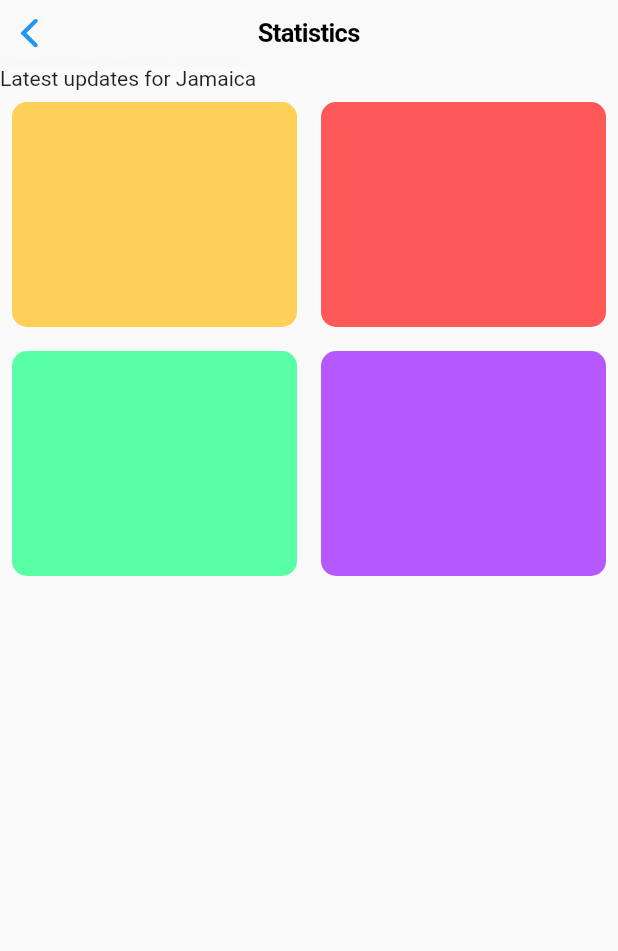
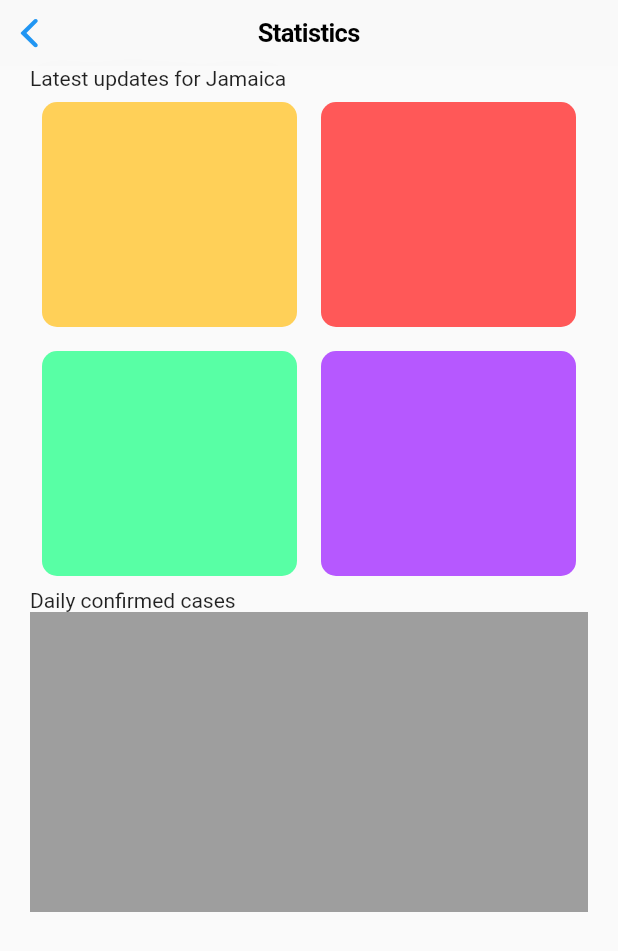
Before and after one commit to CDSoftwaresJA/we-AR-src, a Flutter app: the StatisticsPage screen opened directly, on a phone screen of 412 x 824 dp. Shown: the top 951 px of the screen. Run offline on Flutter 3.47's test engine with Material 2 defaults, Android fonts, the phone set to English and light mode, and no system bars; our stand-ins replace hexcolor; missing offline and left inert: barcode_scan.

Commit message:
Changes to the statistics page

```diff
--- a/Client/wear/lib/pages/statistics.dart
+++ b/Client/wear/lib/pages/statistics.dart
@@ -17,7 +17,9 @@ class _StatisticsPageState extends State<StatisticsPage> {
       ),
       body: CustomScrollView(
         slivers: [
-          SliverList(
+          SliverPadding(
+            padding: const EdgeInsets.only(left: 20, right: 20),
+            sliver: SliverList(
               delegate: SliverChildListDelegate.fixed([
                 Text(
                   "Latest updates for Jamaica",
@@ -77,8 +79,16 @@ class _StatisticsPageState extends State<StatisticsPage> {
                       ),
                     )
                   ],
+                ),
+                Text(
+                  "Daily confirmed cases",
+                ),
+                Container(
+                  height: 200,
+                  color: Colors.grey,
                 )
               ]),
+            ),
           )
         ],
       ),
```
Lines whose indentation alone changed are shown as unchanged.
